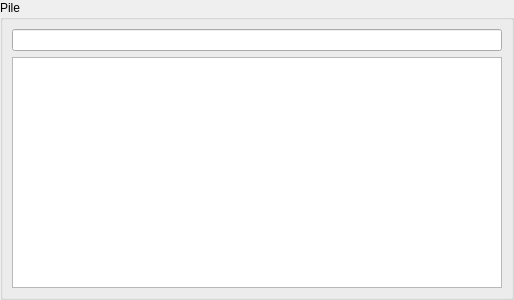
The window that src/interface/widgets/pile/pile.ui (StephaneBranly/LO21-RPN-Calculator) describes before a commit, drawn with Qt 5.
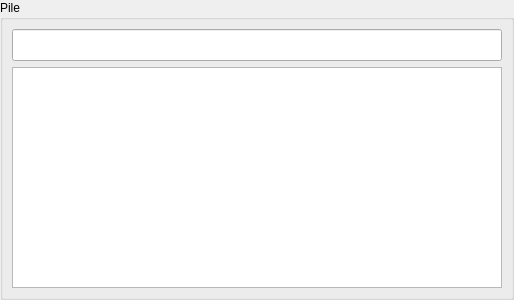
The same window after the commit.

The edit to the form file:
```diff
--- a/src/interface/widgets/pile/pile.ui
+++ b/src/interface/widgets/pile/pile.ui
@@ -42,6 +42,17 @@
        <layout class="QVBoxLayout" name="verticalLayout_2">
         <item>
          <widget class="QLineEdit" name="Message">
+          <property name="minimumSize">
+           <size>
+            <width>0</width>
+            <height>30</height>
+           </size>
+          </property>
+          <property name="font">
+           <font>
+            <pointsize>15</pointsize>
+           </font>
+          </property>
           <property name="cursor">
            <cursorShape>ArrowCursor</cursorShape>
           </property>
```
